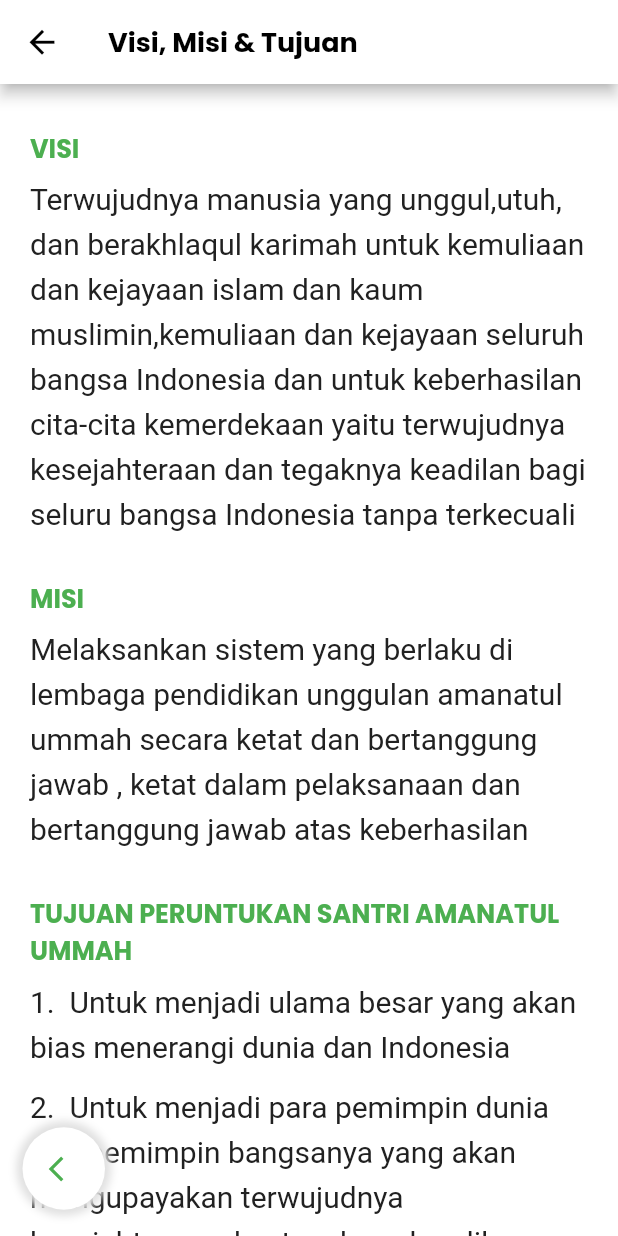
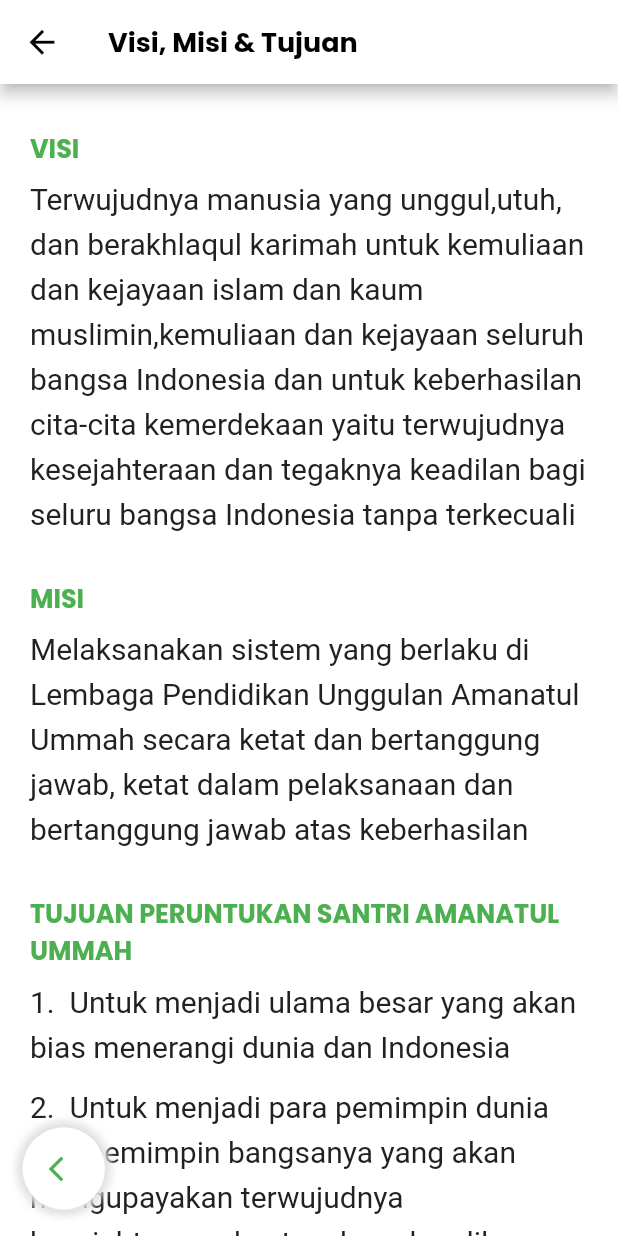
Before and after one commit to alizaenazet/dalil-alnajah, a Flutter app: the Section19 screen opened directly, on a phone screen of 412 x 824 dp. Run offline on Flutter 3.47's test engine with Material 2 defaults, Android fonts, the phone set to English and light mode, and no system bars; our stand-ins replace animated_splash_screen, google_fonts.

Commit message:
Update section19.dart

```diff
--- a/lib/section19.dart
+++ b/lib/section19.dart
@@ -87,7 +87,7 @@
               height: 5,
             ),
             Text(
-              'Melaksankan sistem yang berlaku di lembaga pendidikan unggulan amanatul ummah secara ketat dan bertanggung jawab , ketat dalam pelaksanaan dan bertanggung jawab atas keberhasilan',
+              'Melaksanakan sistem yang berlaku di Lembaga Pendidikan Unggulan Amanatul Ummah secara ketat dan bertanggung jawab, ketat dalam pelaksanaan dan bertanggung jawab atas keberhasilan',
               style: GoogleFonts.roboto(
                   textStyle: TextStyle(
                 height: 1.5,
```
